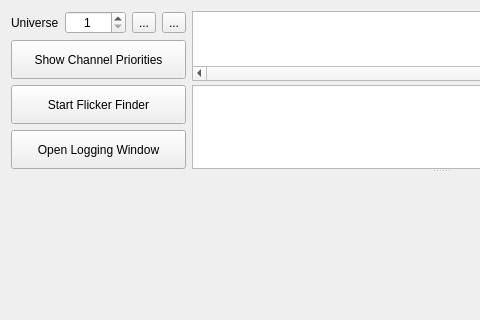
Before: the Qt Designer form ui/universeview.ui in docsteer/sacnview, drawn with Qt 5; both pictures show x 0 to 480 and y 0 to 320 of the 882 by 490 pixel window.
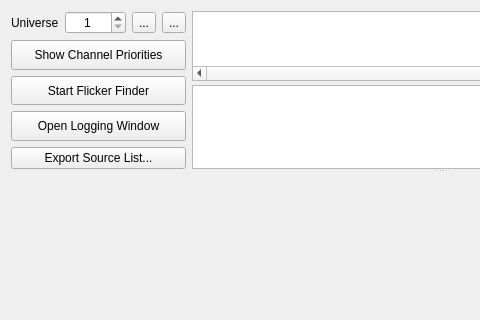
After: the same form once the commit is applied. Icons and pictures are not drawn. Custom widgets are drawn as their Qt base class.

Commit message:
CSV Export of source summary lists
And anything else using a QAbstractItemModel

```diff
--- a/ui/universeview.ui
+++ b/ui/universeview.ui
@@ -157,6 +157,13 @@
            </property>
           </widget>
          </item>
+         <item>
+          <widget class="QPushButton" name="btnExportSourceList">
+           <property name="text">
+            <string>Export Source List...</string>
+           </property>
+          </widget>
+         </item>
         </layout>
        </item>
        <item>
```
The commit also changes 8 other files.
